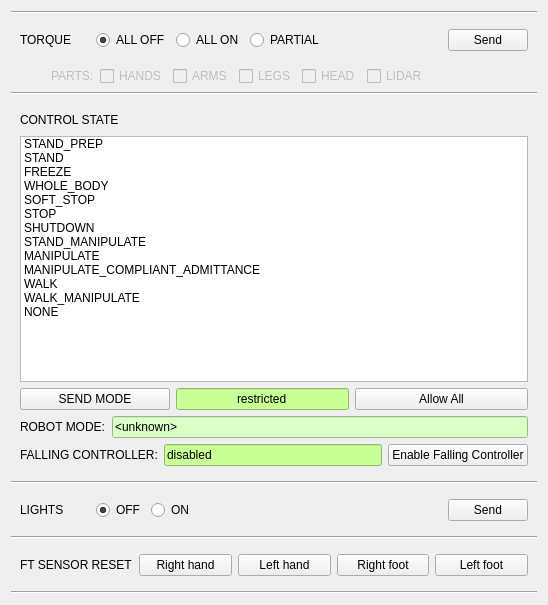
First picture: the form in thor_mang_supervisor/resource/supervisor.ui, repository thor-mang/thor_mang_ui, before the edit.
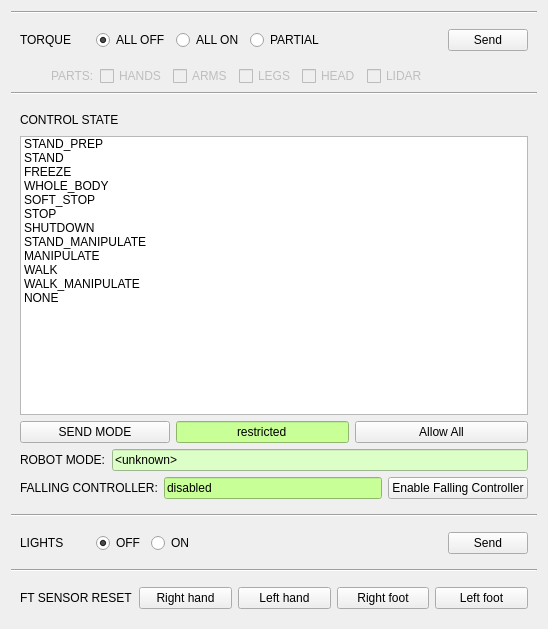
Second picture: the form after the edit.

Commit message: removed line spacer

What changed in the file:
```diff
--- a/thor_mang_supervisor/resource/supervisor.ui
+++ b/thor_mang_supervisor/resource/supervisor.ui
@@ -10,7 +10,7 @@
     <x>0</x>
     <y>0</y>
     <width>548</width>
-    <height>605</height>
+    <height>629</height>
    </rect>
   </property>
   <property name="sizePolicy">
@@ -22,7 +22,7 @@
   <property name="windowTitle">
    <string>ThorMangSupervisor</string>
   </property>
-  <layout class="QVBoxLayout" name="verticalLayout_8" stretch="0,0,0,0,0,1,0,0,0,0,0">
+  <layout class="QVBoxLayout" name="verticalLayout_8" stretch="0,0,0,0,0,1,0,0,0,0">
    <item>
     <widget class="Line" name="line_3">
      <property name="orientation">
@@ -294,11 +294,6 @@
           <string>MANIPULATE</string>
          </property>
         </item>
-        <item>
-         <property name="text">
-          <string>MANIPULATE_COMPLIANT_ADMITTANCE</string>
-         </property>
-        </item>
         <item>
          <property name="text">
           <string>WALK</string>
@@ -525,13 +520,6 @@
      </layout>
     </widget>
    </item>
-   <item>
-    <widget class="Line" name="line_5">
-     <property name="orientation">
-      <enum>Qt::Horizontal</enum>
-     </property>
-    </widget>
-   </item>
    <item>
     <spacer name="verticalSpacer">
      <property name="orientation">
```
